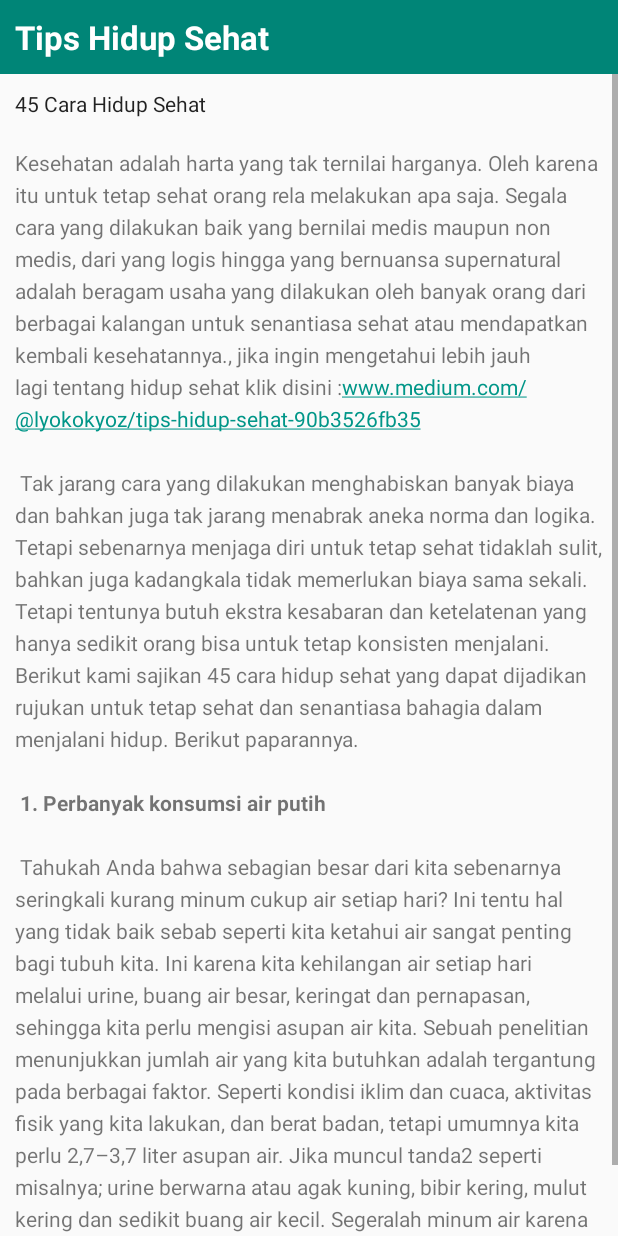
After one commit to ayuftani/MamamSehat, an Android app: the Artikel screen opened directly, with no data from a screen before it, on a phone screen of 412 x 824 dp. The commit adds this screen. Run offline under Robolectric (Android 15) with nearby library versions, the phone set to English and light mode, and no system bars.

Commit message:
update artikel

```diff
--- a/app/src/main/AndroidManifest.xml
+++ b/app/src/main/AndroidManifest.xml
@@ -23,6 +23,7 @@
             android:label="@string/title_activity_settings"
             android:theme="@style/AppTheme.NoActionBar.NoActionBar" />
         <activity android:name=".Profile" />
+        <activity android:name=".Artikel"></activity>
         <activity android:name=".SplashActivity">
             <intent-filter>
                 <action android:name="android.intent.action.MAIN" />
--- /dev/null
+++ b/app/src/main/java/com/example/mamamsehat/Artikel.java
@@ -0,0 +1,12 @@
+package com.example.mamamsehat;
+
+import android.os.Bundle;
+import android.support.v7.app.AppCompatActivity;
+
+public class Artikel extends AppCompatActivity {
+    @Override
+    protected void onCreate(Bundle savedInstanceState) {
+        super.onCreate(savedInstanceState);
+        setContentView(R.layout.activity_artikel);
+    }
+}
--- /dev/null
+++ b/app/src/main/res/layout/activity_artikel.xml
@@ -0,0 +1,58 @@
+<?xml version="1.0" encoding="utf-8"?>
+<android.support.constraint.ConstraintLayout
+    xmlns:android="http://schemas.android.com/apk/res/android" android:layout_width="match_parent"
+    android:layout_height="match_parent">
+    <RelativeLayout xmlns:android="http://schemas.android.com/apk/res/android"
+        xmlns:tools="http://schemas.android.com/tools"
+        android:layout_width="match_parent"
+        android:layout_height="match_parent"
+        tools:context="com.example.android.scrollingtext.MainActivity">
+
+        <TextView
+            android:id="@+id/article_heading"
+            android:layout_width="match_parent"
+            android:layout_height="wrap_content"
+            android:background="@color/colorPrimary"
+            android:padding="@dimen/padding_regular"
+            android:text="@string/article_title"
+            android:textAppearance=
+                "@android:style/TextAppearance.DeviceDefault.Large"
+            android:textColor="@android:color/white"
+            android:textStyle="bold" />
+
+        <ScrollView
+            android:layout_width="wrap_content"
+            android:layout_height="wrap_content"
+            android:layout_below="@id/article_heading">
+
+
+            <LinearLayout
+                android:layout_width="match_parent"
+                android:layout_height="wrap_content"
+                android:orientation="vertical">
+
+                <TextView
+                    android:id="@+id/article_subheading"
+                    android:layout_width="match_parent"
+                    android:layout_height="wrap_content"
+                    android:padding="@dimen/padding_regular"
+                    android:text="@string/article_subtitle"
+                    android:textAppearance=
+                        "@android:style/TextAppearance.DeviceDefault" />
+
+                <TextView
+                    android:id="@+id/article"
+                    android:layout_width="wrap_content"
+                    android:layout_height="wrap_content"
+                    android:autoLink="web"
+                    android:lineSpacingExtra="@dimen/line_spacing"
+                    android:padding="@dimen/padding_regular"
+                    android:text="@string/article_text" />
+            </LinearLayout>
+
+        </ScrollView>
+
+    </RelativeLayout>
+
+
+</android.support.constraint.ConstraintLayout>
--- a/app/src/main/res/values/dimens.xml
+++ b/app/src/main/res/values/dimens.xml
@@ -4,4 +4,6 @@
     <dimen name="activity_horizontal_margin">16dp</dimen>
     <dimen name="activity_vertical_margin">16dp</dimen>
     <dimen name="fab_margin">16dp</dimen>
+    <dimen name="padding_regular">10dp</dimen>
+    <dimen name="line_spacing">5sp</dimen>
 </resources>
--- a/app/src/main/res/values/strings.xml
+++ b/app/src/main/res/values/strings.xml
@@ -26,4 +26,17 @@
     <!-- TODO: Remove or change this placeholder text -->
     <string name="hello_blank_fragment">Hello blank fragment</string>
     <string name="title_activity_settings">Settings</string>
+    <string name="article_title">Tips Hidup Sehat</string>
+    <string name="article_subtitle">45 Cara Hidup Sehat</string>
+    <string name="article_text">Kesehatan adalah harta yang tak ternilai harganya. Oleh karena itu untuk tetap sehat orang rela melakukan apa saja. Segala cara yang dilakukan baik yang bernilai medis maupun non medis, dari yang logis hingga yang bernuansa supernatural adalah beragam usaha yang dilakukan oleh banyak orang dari berbagai kalangan untuk senantiasa sehat atau mendapatkan kembali kesehatannya., jika ingin mengetahui lebih jauh lagi tentang hidup sehat klik disini :www.medium.com/@lyokokyoz/tips-hidup-sehat-90b3526fb35
+\n\n
+Tak jarang cara yang dilakukan menghabiskan banyak biaya dan bahkan juga tak jarang menabrak aneka norma dan logika. Tetapi sebenarnya menjaga diri untuk tetap sehat tidaklah sulit, bahkan juga kadangkala tidak memerlukan biaya sama sekali. Tetapi tentunya butuh ekstra kesabaran dan ketelatenan yang hanya sedikit orang bisa untuk tetap konsisten menjalani. Berikut kami sajikan 45 cara hidup sehat yang dapat dijadikan rujukan untuk tetap sehat dan senantiasa bahagia dalam menjalani hidup. Berikut paparannya.
+\n\n
+<b>1. Perbanyak konsumsi air putih</b>
+\n\n
+<b></b>Tahukah Anda bahwa sebagian besar dari kita sebenarnya seringkali kurang minum cukup air setiap hari? Ini tentu hal yang tidak baik sebab seperti kita ketahui air sangat penting bagi tubuh kita. Ini karena kita kehilangan air setiap hari melalui urine, buang air besar, keringat dan pernapasan, sehingga kita perlu mengisi asupan air kita. Sebuah penelitian menunjukkan jumlah air yang kita butuhkan adalah tergantung pada berbagai faktor.
+
+Seperti kondisi iklim dan cuaca, aktivitas fisik yang kita lakukan, dan berat badan, tetapi umumnya kita perlu 2,7–3,7 liter asupan air. Jika muncul tanda2 seperti misalnya; urine berwarna atau agak kuning, bibir kering, mulut kering dan sedikit buang air kecil. Segeralah minum air karena itu tanda-tanda yang muncul karena tubuh mulai kekurangan cairan.
+
+</string>
 </resources>
```
